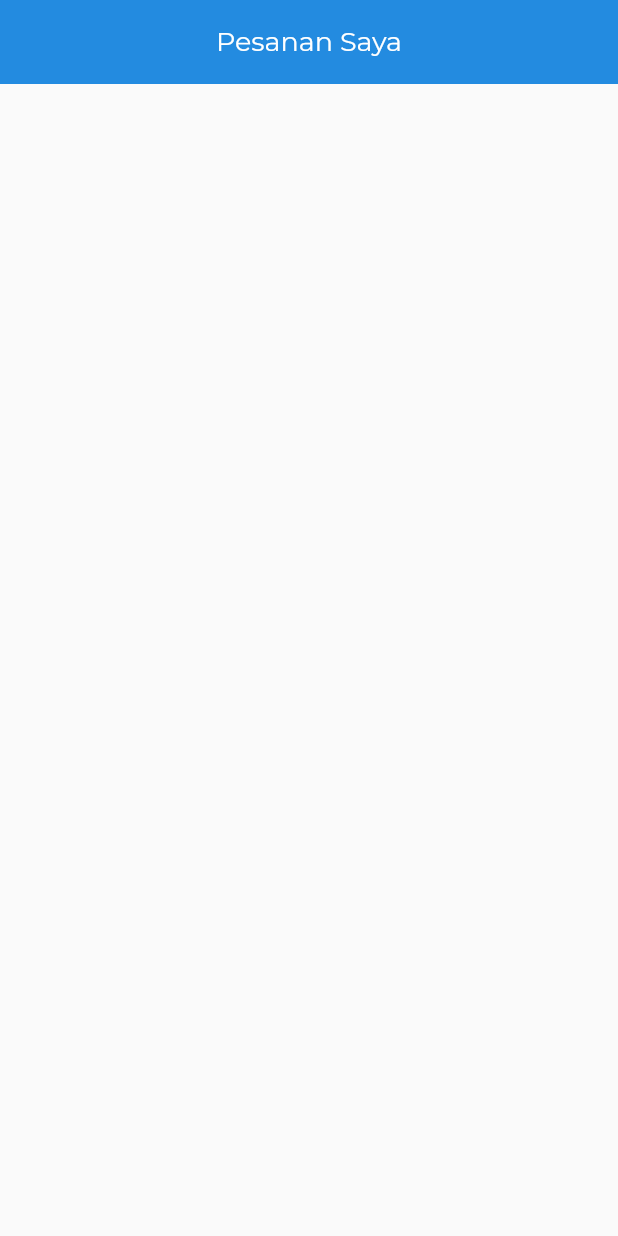
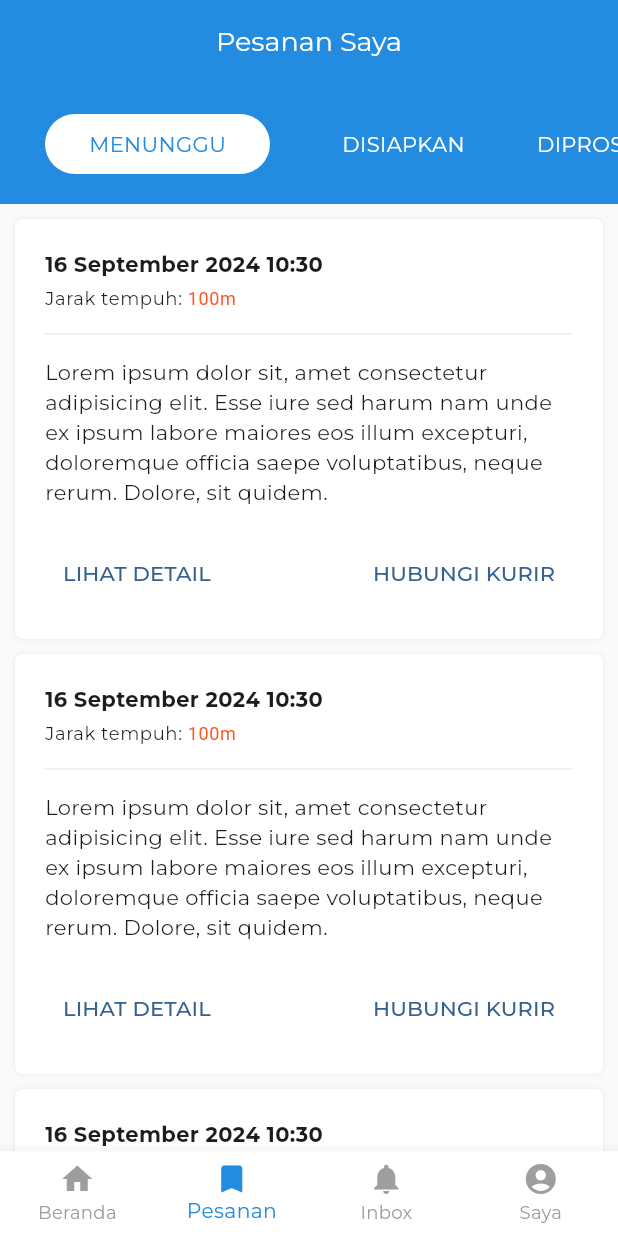
Before and after one commit to izzaalfiansyah/anterin, a Flutter app: the PesananScreen screen opened by its route, on a phone screen of 412 x 824 dp. Run offline on Flutter 3.47's test engine with Material 3 defaults, Android fonts, the phone set to English and light mode, and no system bars; our stand-ins replace device_info_plus, dio, flutter_bloc, flutter_map, flutter_modular, form_validator and 5 more; accounts and stored records are empty; network calls fail.

Commit message:
make pesanan screen

```diff
--- a/lib/blocs/auth.dart
+++ b/lib/blocs/auth.dart
@@ -57,7 +57,7 @@ class AuthBloc extends Cubit<AuthState> {
 
       await get();
 
-      Modular.to.navigate('/');
+      Modular.to.navigate('/home');
 
       return ApiResponse(message: 'Berhasil login');
     } on DioException catch (e) {
--- a/lib/blocs/order.dart
+++ b/lib/blocs/order.dart
@@ -22,7 +22,7 @@ class OrderBloc extends Cubit<Order?> {
       final res = await http.post('/order', data: data);
 
       Modular.to.popUntil((route) => route.isFirst);
-      Modular.to.pushNamed('/');
+      Modular.to.pushNamed('/pesanan');
 
       return ApiResponse(message: res.data['message']);
     } on DioException catch (e) {
--- a/lib/components/bottom_nav_bar.dart
+++ b/lib/components/bottom_nav_bar.dart
@@ -29,7 +29,7 @@ class _BottomNavBarState extends State<BottomNavBar> {
   final List<BottomNavBarItem> menus = [
     BottomNavBarItem(
       icon: Icons.home,
-      path: '/',
+      path: '/home',
       label: 'Beranda',
       onTap: (context) {
         Modular.to.popUntil((route) => route.isFirst);
--- a/lib/models/order.dart
+++ b/lib/models/order.dart
@@ -11,6 +11,7 @@ class Order {
   String? deliveryMapAddress;
   num deliveryMapLat;
   num deliveryMapLng;
+  num distance;
   DateTime? schedule;
   String? reason;
   dynamic courier;
@@ -23,12 +24,13 @@ class Order {
     this.status,
     required this.pickupAddress,
     this.pickupMapAddress,
-    required this.pickupMapLat,
-    required this.pickupMapLng,
+    this.pickupMapLat = 0,
+    this.pickupMapLng = 0,
     required this.deliveryAddress,
     this.deliveryMapAddress,
-    required this.deliveryMapLat,
-    required this.deliveryMapLng,
+    this.deliveryMapLat = 0,
+    this.deliveryMapLng = 0,
+    this.distance = 0,
     this.schedule,
     this.reason,
     this.courier,
@@ -49,6 +51,7 @@ class Order {
       deliveryMapAddress: map['delivery_map_address'],
       deliveryMapLat: map['delivery_map_lat'],
       deliveryMapLng: map['delivery_map_lng'],
+      distance: map['distance'],
       schedule: map['schedule'],
       reason: map['reason'],
       courier: map['courier'],
@@ -70,6 +73,7 @@ class Order {
       'delivery_map_address': deliveryMapAddress,
       'delivery_map_lat': deliveryMapLat,
       'delivery_map_lng': deliveryMapLng,
+      'distance': distance,
       'schedule': schedule?.toIso8601String(),
       'reason': reason,
       'courier': courier,
--- a/lib/screens/home/buat_pesanan_lain/index.dart
+++ b/lib/screens/home/buat_pesanan_lain/index.dart
@@ -175,6 +175,7 @@ class _BuatPesananLainScreenState extends State<BuatPesananLainScreen> {
                         order.pickupMapAddress != null
                             ? Container(
                                 padding: EdgeInsets.symmetric(vertical: 16),
+                                width: double.infinity,
                                 decoration: BoxDecoration(
                                   border: Border(
                                     bottom:
@@ -231,6 +232,7 @@ class _BuatPesananLainScreenState extends State<BuatPesananLainScreen> {
                         ),
                         order.deliveryMapAddress != null
                             ? Container(
+                                width: double.infinity,
                                 padding: EdgeInsets.symmetric(vertical: 16),
                                 decoration: BoxDecoration(
                                   border: Border(
--- a/lib/screens/home/buat_pesanan_lain/konfirmasi/index.dart
+++ b/lib/screens/home/buat_pesanan_lain/konfirmasi/index.dart
@@ -170,8 +170,11 @@ class _BuatPesananLainScreenState extends State<KonfirmasiPesananLainScreen> {
                           ? null
                           : () async {
                               loaderInstance(context).on();
+
                               final order =
                                   BlocProvider.of<OrderBloc>(context).state!;
+
+                              order.distance = distance;
 
                               Payment payment = Payment(
                                 amount: 0,
--- a/lib/screens/home/index.dart
+++ b/lib/screens/home/index.dart
@@ -1,6 +1,6 @@
 import 'package:anterin/components/bottom_nav_bar.dart';
 import 'package:anterin/components/hr.dart';
-import 'package:anterin/components/home/pesanan_lain.dart';
+import 'package:anterin/screens/home/pesanan_lain.dart';
 import 'package:anterin/constant.dart';
 import 'package:anterin/types/kategori_layanan.dart';
 import 'package:flutter/material.dart';
--- a/lib/screens/pesanan/index.dart
+++ b/lib/screens/pesanan/index.dart
@@ -1,3 +1,8 @@
+import 'package:anterin/components/bottom_nav_bar.dart';
+import 'package:anterin/components/hr.dart';
+import 'package:anterin/constant.dart';
+import 'package:anterin/types/order_status.dart';
+import 'package:anterin/utils/dates.dart';
 import 'package:flutter/material.dart';
 
 class PesananScreen extends StatefulWidget {
@@ -8,13 +13,143 @@ class PesananScreen extends StatefulWidget {
 }
 
 class _PesananScreenState extends State<PesananScreen> {
+  String selectedStatus = 'pending';
+
   @override
   Widget build(BuildContext context) {
     return Scaffold(
       appBar: AppBar(
+        title: Text('Pesanan Saya'),
         leading: SizedBox(),
-        title: Text('Pesanan Saya'),
+        leadingWidth: 0,
+        bottom: PreferredSize(
+          preferredSize: Size.fromHeight(80),
+          child: Center(
+            child: SingleChildScrollView(
+              padding: EdgeInsets.symmetric(horizontal: 30, vertical: 20),
+              scrollDirection: Axis.horizontal,
+              child: Row(
+                children: orderStatus.map(
+                  (status) {
+                    final index = orderStatus.indexOf(status);
+                    return Row(
+                      children: [
+                        SizedBox(width: index == 0 ? 0 : 24),
+                        status.label == selectedStatus
+                            ? Container(
+                                padding: EdgeInsets.all(10),
+                                decoration: BoxDecoration(
+                                  color: Colors.white,
+                                  borderRadius: BorderRadius.circular(100),
+                                ),
+                                width: 150,
+                                alignment: Alignment.center,
+                                child: Text(
+                                  status.text.toUpperCase(),
+                                  style: TextStyle(
+                                    color: cPrimary,
+                                  ),
+                                ),
+                              )
+                            : GestureDetector(
+                                onTap: () {
+                                  setState(() {
+                                    selectedStatus = status.label;
+                                  });
+                                },
+                                child: Text(
+                                  status.text.toUpperCase(),
+                                  style: TextStyle(
+                                    color: Colors.white,
+                                  ),
+                                ),
+                              ),
+                        SizedBox(
+                          width: index == orderStatus.length - 1 ? 0 : 24,
+                        ),
+                      ],
+                    );
+                  },
+                ).toList(),
+              ),
+            ),
+          ),
+        ),
       ),
+      body: SingleChildScrollView(
+        child: Padding(
+          padding: EdgeInsets.all(10),
+          child: Column(
+            children: List.generate(12, (index) {
+              return Container(
+                padding: EdgeInsets.all(20),
+                margin: EdgeInsets.only(bottom: 10),
+                decoration: BoxDecoration(
+                  color: Colors.white,
+                  boxShadow: shadowSm,
+                  borderRadius: BorderRadius.circular(5),
+                ),
+                child: Column(
+                  mainAxisSize: MainAxisSize.max,
+                  crossAxisAlignment: CrossAxisAlignment.start,
+                  children: [
+                    Column(
+                      crossAxisAlignment: CrossAxisAlignment.start,
+                      children: [
+                        Text(
+                          "${formatDate(DateTime.now())} ${formatTime(TimeOfDay.now())}",
+                          style: TextStyle(
+                            fontWeight: FontWeight.bold,
+                          ),
+                        ),
+                        SizedBox(height: 5),
+                        RichText(
+                          text: TextSpan(
+                            style: Theme.of(context).textTheme.bodySmall,
+                            children: [
+                              TextSpan(text: 'Jarak tempuh: '),
+                              TextSpan(
+                                text: '100m',
+                                style: TextStyle(
+                                  color: Colors.deepOrange,
+                                  fontSize: 12,
+                                ),
+                              ),
+                            ],
+                          ),
+                        ),
+                      ],
+                    ),
+                    Container(
+                      margin: EdgeInsets.symmetric(vertical: 15),
+                      child: Hr(
+                        color: Colors.grey.shade200,
+                      ),
+                    ),
+                    Text(
+                        'Lorem ipsum dolor sit, amet consectetur adipisicing elit. Esse iure sed harum nam unde ex ipsum labore maiores eos illum excepturi, doloremque officia saepe voluptatibus, neque rerum. Dolore, sit quidem.'),
+                    SizedBox(height: 20),
+                    Row(
+                      mainAxisAlignment: MainAxisAlignment.spaceBetween,
+                      children: [
+                        TextButton(
+                          onPressed: () {},
+                          child: Text('Lihat Detail'.toUpperCase()),
+                        ),
+                        TextButton(
+                          onPressed: () {},
+                          child: Text('Hubungi Kurir'.toUpperCase()),
+                        ),
+                      ],
+                    ),
+                  ],
+                ),
+              );
+            }),
+          ),
+        ),
+      ),
+      bottomNavigationBar: BottomNavBar(),
     );
   }
 }
--- a/lib/screens/splash/index.dart
+++ b/lib/screens/splash/index.dart
@@ -16,7 +16,7 @@ class _SplashScreenState extends State<SplashScreen> {
   void initState() {
     BlocProvider.of<AuthBloc>(context).get().then((isLogin) {
       if (isLogin) {
-        Modular.to.navigate('/');
+        Modular.to.navigate('/home');
         return;
       }
 
--- /dev/null
+++ b/lib/types/order_status.dart
@@ -0,0 +1,17 @@
+class OrderStatus {
+  final String label;
+  final String text;
+
+  OrderStatus({
+    required this.label,
+    required this.text,
+  });
+}
+
+List<OrderStatus> orderStatus = [
+  OrderStatus(label: 'pending', text: 'Menunggu'),
+  OrderStatus(label: 'ready', text: 'Disiapkan'),
+  OrderStatus(label: 'process', text: 'Diproses'),
+  OrderStatus(label: 'completed', text: 'Selesai'),
+  OrderStatus(label: 'canceled', text: 'Batal'),
+];
--- a/lib/utils/http.dart
+++ b/lib/utils/http.dart
@@ -13,7 +13,7 @@ Future<Dio> httpInstance() async {
   }
 
   final options = BaseOptions(
-    baseUrl: 'http://192.168.189.111:8000',
+    baseUrl: 'http://localhost:8000',
     headers: headers,
   );
 
--- a/lib/utils/routes.dart
+++ b/lib/utils/routes.dart
@@ -33,7 +33,7 @@ List<Route> allRoutes = [
     widget: RegisterScreen(),
   ),
   Route(
-    path: '/',
+    path: '/home',
     widget: HomeScreen(),
     transition: TransitionType.fadeIn,
   ),
```
Also changed, not shown: lib/components/home/pesanan_lain.dart (deleted, +0 -155 lines), lib/screens/home/pesanan_lain.dart (added, +169 -0 lines).
